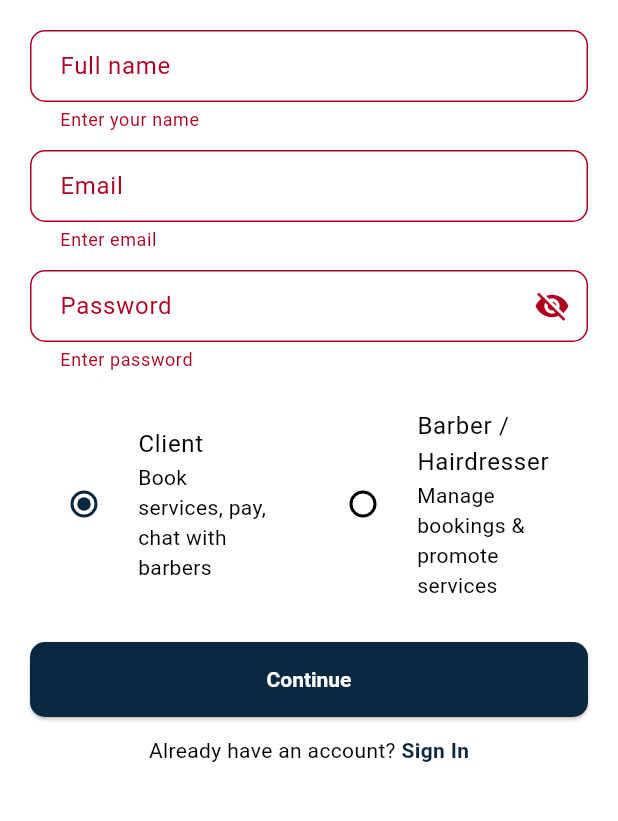
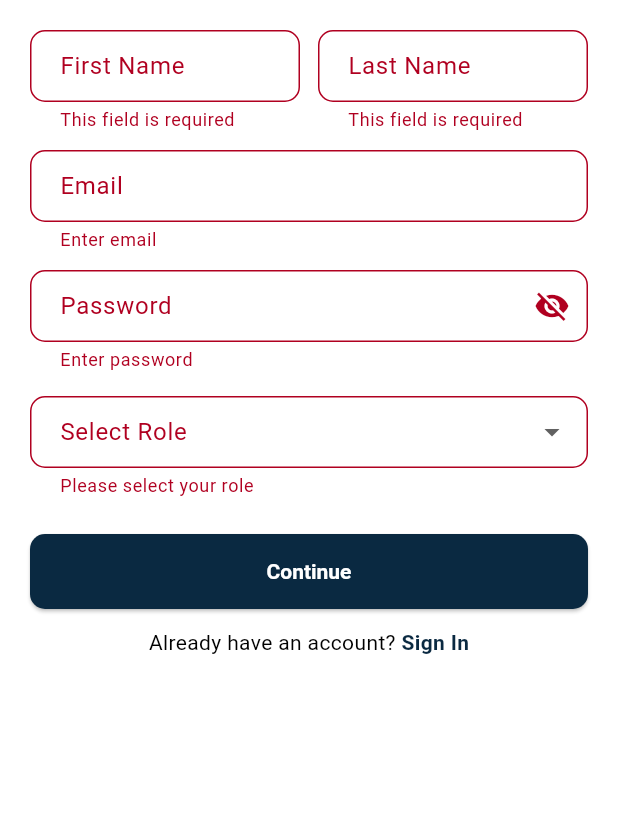
Before and after one commit to Leonard-David/Cuts-and-Curls, a Flutter app: the SignUpStep1Screen screen opened by its route, after a tap on "Continue", on a phone screen of 412 x 824 dp, the part 234-1055 px from its top. Run offline on Flutter 3.47's test engine with Material 3 defaults, Android fonts, the phone set to English and light mode, and no system bars; our stand-ins replace cloud_firestore, cloud_functions, firebase_auth, firebase_core, firebase_messaging, firebase_storage and 4 more; missing offline and left inert: flutter_stripe; accounts and stored records are empty; Roboto replaces fonts that are missing (Poppins).

```diff
--- a/lib/app.dart
+++ b/lib/app.dart
@@ -9,7 +9,7 @@ class MyApp extends StatelessWidget {
   @override
   Widget build(BuildContext context) {
     return MaterialApp.router(
-      title: 'CutsCurls',
+      title: 'sheersync',
       debugShowCheckedModeBanner: false,
       theme: AppTheme.lightTheme,
       routerConfig: appRouter, // ✅ use the shared router
--- a/lib/core/notifications/local_notification_service.dart
+++ b/lib/core/notifications/local_notification_service.dart
@@ -19,8 +19,8 @@ class LocalNotificationService {
     required String body,
   }) async {
     const AndroidNotificationDetails androidDetails = AndroidNotificationDetails(
-      'cuts_curls_channel',
-      'Cuts & Curls Notifications',
+      'sheersync_channel',
+      'sheersync Notifications',
       importance: Importance.max,
       priority: Priority.high,
       playSound: true,
--- a/lib/features/auth/screens/auth_wrapper.dart
+++ b/lib/features/auth/screens/auth_wrapper.dart
@@ -1,4 +1,4 @@
-import 'package:cutscurls/features/auth/screens/signin_screeen.dart';
+import 'package:sheersync/features/auth/screens/signin_screeen.dart';
 import 'package:flutter/material.dart';
 import 'package:flutter_riverpod/flutter_riverpod.dart';
 import '../../../core/constants/colors.dart';
--- a/lib/features/auth/screens/signup_step1_screen.dart
+++ b/lib/features/auth/screens/signup_step1_screen.dart
@@ -16,25 +16,29 @@ class SignUpStep1Screen extends ConsumerStatefulWidget {
 class _SignUpStep1ScreenState extends ConsumerState<SignUpStep1Screen> {
   final _formKey = GlobalKey<FormState>();
 
-  final TextEditingController _displayNameController = TextEditingController();
-  final TextEditingController _emailController = TextEditingController();
-  final TextEditingController _passwordController = TextEditingController();
+  final _firstNameController = TextEditingController();
+  final _lastNameController = TextEditingController();
+  final _emailController = TextEditingController();
+  final _passwordController = TextEditingController();
 
-  String _role = 'client'; // default role
+  String? _selectedRole;
   bool _isLoading = false;
   bool _obscurePassword = true;
 
+  final List<String> _roles = ['Client', 'Barber', 'Hairdresser'];
+
   @override
   void dispose() {
-    _displayNameController.dispose();
+    _firstNameController.dispose();
+    _lastNameController.dispose();
     _emailController.dispose();
     _passwordController.dispose();
     super.dispose();
   }
 
-  // Basic validators
+  // 🔹 Validators
   String? _validateName(String? v) {
-    if (v == null || v.trim().isEmpty) return 'Enter your name';
+    if (v == null || v.trim().isEmpty) return 'This field is required';
     if (v.trim().length < 2) return 'Name must be at least 2 characters';
     return null;
   }
@@ -53,29 +57,34 @@ class _SignUpStep1ScreenState extends ConsumerState<SignUpStep1Screen> {
     return null;
   }
 
+  String? _validateRole(String? v) {
+    if (v == null || v.isEmpty) return 'Please select your role';
+    return null;
+  }
+
+  // 🔹 Signup logic
   Future<void> _submit() async {
-    // Validate form
     if (!_formKey.currentState!.validate()) return;
 
-    // Defensive checks
-    final displayName = _displayNameController.text.trim();
+    final firstName = _firstNameController.text.trim();
+    final lastName = _lastNameController.text.trim();
+    final fullName = '$firstName $lastName';
     final email = _emailController.text.trim();
     final password = _passwordController.text;
+    final role = _selectedRole?.toLowerCase() ?? 'client';
 
     setState(() => _isLoading = true);
     final authRepo = ref.read(authRepositoryProvider);
 
     try {
-      // Create user and Firestore profile inside repository
       final user = await authRepo.signUpWithEmail(
         email: email,
         password: password,
-        displayName: displayName,
-        role: _role,
+        displayName: fullName,
+        role: role,
       );
 
       if (user == null) {
-        // Unexpected null -> show generic error
         if (!mounted) return;
         ScaffoldMessenger.of(context).showSnackBar(
           const SnackBar(content: Text('Signup failed. Please try again.')),
@@ -83,11 +92,9 @@ class _SignUpStep1ScreenState extends ConsumerState<SignUpStep1Screen> {
         return;
       }
 
-      // On success: route to next signup step (collect additional info / verification)
       if (!mounted) return;
-      context.go('/signup-step2'); // ensure this route is registered
+      context.go('/signup_step2');
     } on FirebaseAuthException catch (e) {
-      // Map common firebase errors to friendly messages
       String message;
       switch (e.code) {
         case 'email-already-in-use':
@@ -99,16 +106,12 @@ class _SignUpStep1ScreenState extends ConsumerState<SignUpStep1Screen> {
         case 'weak-password':
           message = 'The password is too weak.';
           break;
-        case 'operation-not-allowed':
-          message = 'Email/password accounts are not enabled.';
-          break;
         default:
           message = e.message ?? 'Signup failed. Try again.';
       }
       if (!mounted) return;
       ScaffoldMessenger.of(context).showSnackBar(SnackBar(content: Text(message)));
     } catch (e, st) {
-      // Generic / unexpected errors
       debugPrint('Signup Step1 error: $e\n$st');
       if (!mounted) return;
       ScaffoldMessenger.of(context).showSnackBar(
@@ -117,32 +120,6 @@ class _SignUpStep1ScreenState extends ConsumerState<SignUpStep1Screen> {
     } finally {
       if (mounted) setState(() => _isLoading = false);
     }
-  }
-
-  // Small role toggle UI: easily extensible (e.g., later add role verification)
-  Widget _roleSelector() {
-    return Row(
-      children: [
-        Expanded(
-          child: RadioListTile<String>(
-            value: 'client',
-            groupValue: _role,
-            onChanged: (v) => setState(() => _role = v!),
-            title: const Text('Client'),
-            subtitle: const Text('Book services, pay, chat with barbers'),
-          ),
-        ),
-        Expanded(
-          child: RadioListTile<String>(
-            value: 'barber',
-            groupValue: _role,
-            onChanged: (v) => setState(() => _role = v!),
-            title: const Text('Barber / Hairdresser'),
-            subtitle: const Text('Manage bookings & promote services'),
-          ),
-        ),
-      ],
-    );
   }
 
   @override
@@ -156,29 +133,45 @@ class _SignUpStep1ScreenState extends ConsumerState<SignUpStep1Screen> {
       body: SafeArea(
         child: SingleChildScrollView(
           padding: const EdgeInsets.symmetric(horizontal: 20, vertical: 20),
+          child: Form(
+            key: _formKey,
             child: Column(
               children: [
-              // Optional: brand logo
                 Image.asset('lib/assets/images/logo/logo.png', height: 80),
                 const SizedBox(height: 20),
 
-              Form(
-                key: _formKey,
-                child: Column(
+                // 🔹 First + Last Name
+                Row(
                   children: [
-                    TextFormField(
-                      controller: _displayNameController,
-                      decoration: const InputDecoration(labelText: 'Full name', hintText: 'John Doe'),
+                    Expanded(
+                      child: TextFormField(
+                        controller: _firstNameController,
+                        decoration: const InputDecoration(labelText: 'First Name'),
                         validator: _validateName,
                       ),
+                    ),
+                    const SizedBox(width: 12),
+                    Expanded(
+                      child: TextFormField(
+                        controller: _lastNameController,
+                        decoration: const InputDecoration(labelText: 'Last Name'),
+                        validator: _validateName,
+                      ),
+                    ),
+                  ],
+                ),
                 const SizedBox(height: 12),
+
+                // 🔹 Email
                 TextFormField(
                   controller: _emailController,
                   keyboardType: TextInputType.emailAddress,
-                      decoration: const InputDecoration(labelText: 'Email', hintText: 'you@example.com'),
+                  decoration: const InputDecoration(labelText: 'Email'),
                   validator: _validateEmail,
                 ),
                 const SizedBox(height: 12),
+
+                // 🔹 Password
                 TextFormField(
                   controller: _passwordController,
                   obscureText: _obscurePassword,
@@ -194,12 +187,19 @@ class _SignUpStep1ScreenState extends ConsumerState<SignUpStep1Screen> {
                 ),
                 const SizedBox(height: 16),
 
-                    // Role selector
-                    _roleSelector(),
+                // 🔹 Role Dropdown
+                DropdownButtonFormField<String>(
+                  initialValue: _selectedRole,
+                  items: _roles
+                      .map((role) => DropdownMenuItem(value: role, child: Text(role)))
+                      .toList(),
+                  onChanged: (v) => setState(() => _selectedRole = v),
+                  decoration: const InputDecoration(labelText: 'Select Role'),
+                  validator: _validateRole,
+                ),
+                const SizedBox(height: 24),
 
-                    const SizedBox(height: 20),
-
-                    // Submit button
+                // 🔹 Submit Button
                 _isLoading
                     ? const CircularProgressIndicator()
                     : ElevatedButton(
@@ -209,26 +209,23 @@ class _SignUpStep1ScreenState extends ConsumerState<SignUpStep1Screen> {
                       ),
 
                 const SizedBox(height: 12),
-                    // Link to sign in if they already have an account
+
+                // 🔹 Link to Sign In
                 Row(
                   mainAxisAlignment: MainAxisAlignment.center,
                   children: [
                     const Text('Already have an account? '),
                     GestureDetector(
-                          onTap: () {
-                            context.go('/'); // should route to sign-in or auth wrapper
-                          },
+                      onTap: () => context.go('/signin'),
                       child: const Text(
                         'Sign In',
                         style: TextStyle(color: AppColors.primary, fontWeight: FontWeight.bold),
                       ),
-                        )
+                    ),
                   ],
                 ),
               ],
             ),
-              ),
-            ],
           ),
         ),
       ),
--- a/lib/features/client/home/home_screen.dart
+++ b/lib/features/client/home/home_screen.dart
@@ -2,7 +2,7 @@
 // Temporary placeholder for client home.
 // Will later show available barbers, services, and bookings.
 
-import 'package:cutscurls/features/auth/screens/signin_screeen.dart';
+import 'package:sheersync/features/auth/screens/signin_screeen.dart';
 import 'package:flutter/material.dart';
 import '../../../core/constants/colors.dart';
 import 'package:firebase_auth/firebase_auth.dart';
@@ -36,7 +36,7 @@ class ClientHomeScreen extends StatelessWidget {
       ),
       body: const Center(
         child: Text(
-          'Welcome to Cuts & Curls!\nExplore barbers, book appointments, and chat.',
+          'Welcome to Verve Book!\nExplore barbers, book appointments, and chat.',
           textAlign: TextAlign.center,
           style: TextStyle(fontSize: 20, fontWeight: FontWeight.w600),
         ),
--- a/lib/features/client/payments/payments_screen.dart
+++ b/lib/features/client/payments/payments_screen.dart
@@ -38,7 +38,7 @@ class _PaymentScreenState extends State<PaymentScreen> {
 
       await Stripe.instance.initPaymentSheet(
         paymentSheetParameters: SetupPaymentSheetParameters(
-          merchantDisplayName: 'Cuts & Curls',
+          merchantDisplayName: 'C',
           paymentIntentClientSecret: clientSecret,
           style: ThemeMode.light,
         ),
--- a/pubspec.yaml
+++ b/pubspec.yaml
@@ -1,5 +1,5 @@
-name: cutscurls
-description: "Cuts & Curls - Your Beauty Salon App"
+name: sheersync
+description: "Verv Book - Your Beauty Salon App"
 
 # The following line prevents the package from being accidentally published to
 # pub.dev using `flutter pub publish`. This is preferred for private packages.
```
Also changed, not shown: lib/features/auth/screens/final_touch_screen.dart (+11 -6 lines), lib/features/barber/dashboard/dashboard_screen.dart (+12 -5 lines), lib/main.dart (+7 -6 lines), lib/routes/app_routes.dart (+50 -16 lines), firebase.json, lib/firebase_options.dart, 19 other files. Lines whose indentation alone changed are shown as unchanged.
